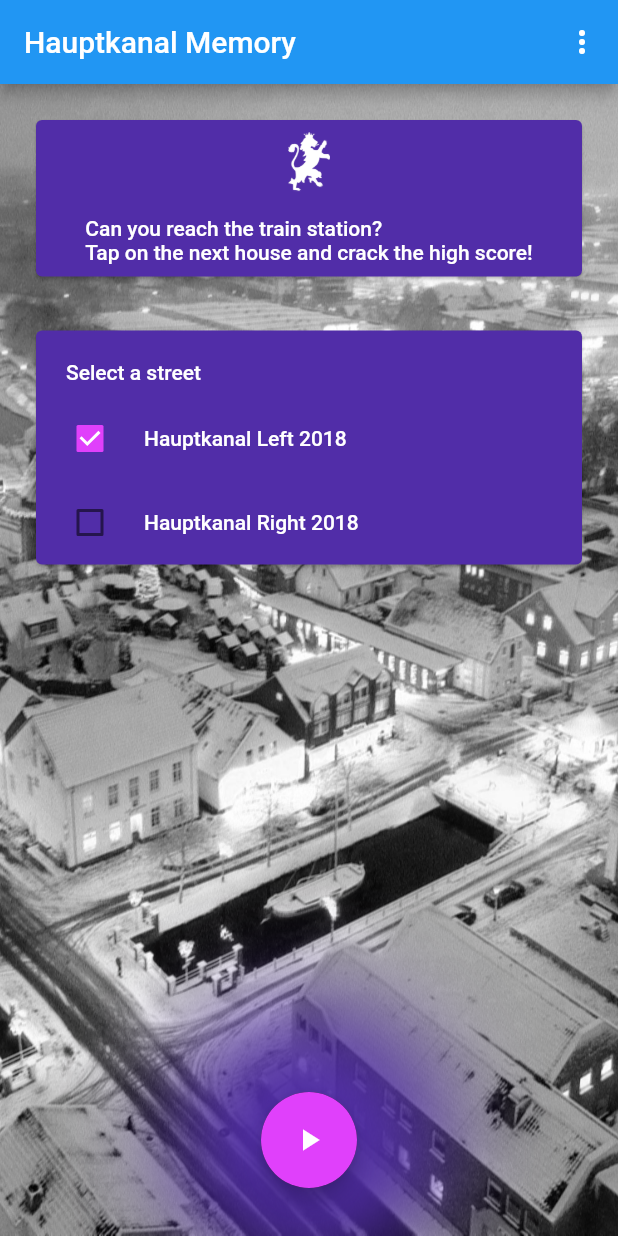
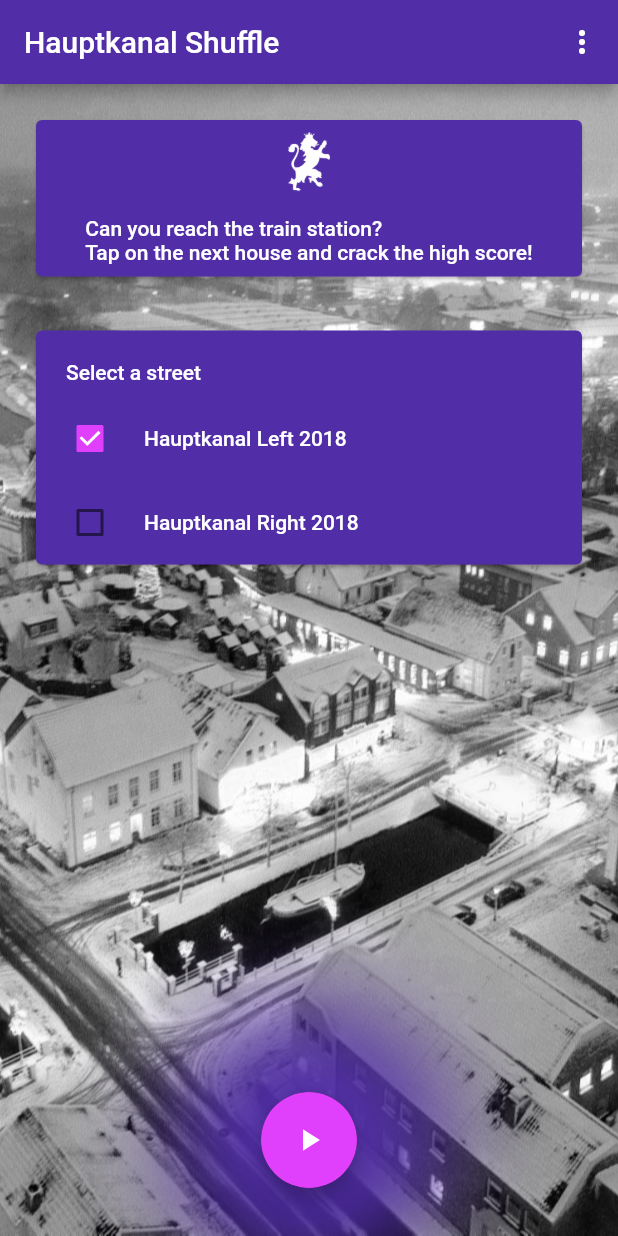
Before and after one commit to wlw81/hauptkanal_memory_flutter, a Flutter app: the screen it shows after launch, on a phone screen of 412 x 824 dp. Run offline on Flutter 3.47's test engine with Material 2 defaults, Android fonts, the phone set to English and light mode, and no system bars; drawn by our look-alikes of flip_card; our stand-ins replace assets_audio_player, google_fonts, vibration, wakelock; missing offline and left inert: games_services.

Commit message:
ranme + flutter 2

```diff
--- a/lang/de.json
+++ b/lang/de.json
@@ -1,5 +1,5 @@
 {
-  "app_name": "Hauptkanal Memory",
+  "app_name": "Hauptkanal Shuffle",
   "score": "Punkte",
   "lastScore": "Letzte Punktzahl",
   "hauptkanalLinks": "Hauptkanal Links 2018",
@@ -8,5 +8,5 @@
   "legal": "Coding & Design: Thomas Pasligh (QA: klokodax, music by Mrthenoronha)\nSämtliche dargestellten Bilder, Marken, Urheber- & Eigentumsrechte verbleiben bei ihren jeweiligen Eigentümern.",
   "scoreboard": "Bestenliste",
   "selectStreet" : "Wählen Sie eine Straße",
-  "about": "Über Hauptkanal Memory"
+  "about": "Über Hauptkanal Shuffle"
 }
--- a/lang/en.json
+++ b/lang/en.json
@@ -1,5 +1,5 @@
 {
-  "app_name": "Hauptkanal Memory",
+  "app_name": "Hauptkanal Shuffle",
   "score": "Score",
   "lastScore": "Last score",
   "hauptkanalLinks": "Hauptkanal Left 2018",
--- a/lib/main.dart
+++ b/lib/main.dart
@@ -37,23 +37,29 @@ void main() {
   return runApp(MyApp());
 }
 
-final String appName = 'Hauptkanal Memory';
+final String appName = 'Hauptkanal Shuffle';
+
+final ThemeData theme = ThemeData();
 
 class MyApp extends StatelessWidget {
   // This widget is the root of your application.
   @override
   Widget build(BuildContext context) {
     return MaterialApp(
-      theme: ThemeData(
+      theme: theme.copyWith(
         primaryColor: Colors.deepPurple[700],
         secondaryHeaderColor: Colors.deepPurple[100],
-          fontFamily: 'Roboto',
+        colorScheme: theme.colorScheme.copyWith(
+          secondary: Colors.purpleAccent,
+          primary: Colors.deepPurple[700],
+        ),
         dividerColor: Colors.grey[400],
+          toggleableActiveColor: Colors.purpleAccent,
         textTheme: TextTheme(
             caption: TextStyle(color: Colors.grey[900]),
             bodyText1: TextStyle(color: Colors.white),
             bodyText2: TextStyle(color: Colors.grey[600])),
-          accentColor: Colors.purpleAccent),
+      ),
       supportedLocales: [Locale('en', ''), Locale('de', '')],
       localizationsDelegates: [
         AppLocalizations.delegate,
@@ -122,10 +128,9 @@ class _MyHomePageState extends State<MyHomePage>
         AnimationController(vsync: this, duration: Duration(seconds: 8));
     _animationControllerFAB.repeat(reverse: true);
     _animationFAB =
-        Tween(begin: 2.0, end: 15.0).animate(_animationControllerFAB)..addListener((){
-          setState(() {
-
-          });
+        Tween(begin: 2.0, end: 15.0).animate(_animationControllerFAB)
+          ..addListener(() {
+            setState(() {});
           });
 
     welcome();
@@ -273,8 +278,8 @@ class _MyHomePageState extends State<MyHomePage>
                   boxShadow: [
                     BoxShadow(
                         color: Theme.of(context).primaryColor,
-                        blurRadius: _animationFAB.value*4,
-                        spreadRadius: _animationFAB.value*4)
+                        blurRadius: _animationFAB.value * 4,
+                        spreadRadius: _animationFAB.value * 4)
                   ]),
             ),
             floatingActionButtonLocation:
```
Also changed, not shown: pubspec.yaml (+8 -8 lines), 2 other files. Lines whose indentation alone changed are shown as unchanged.
